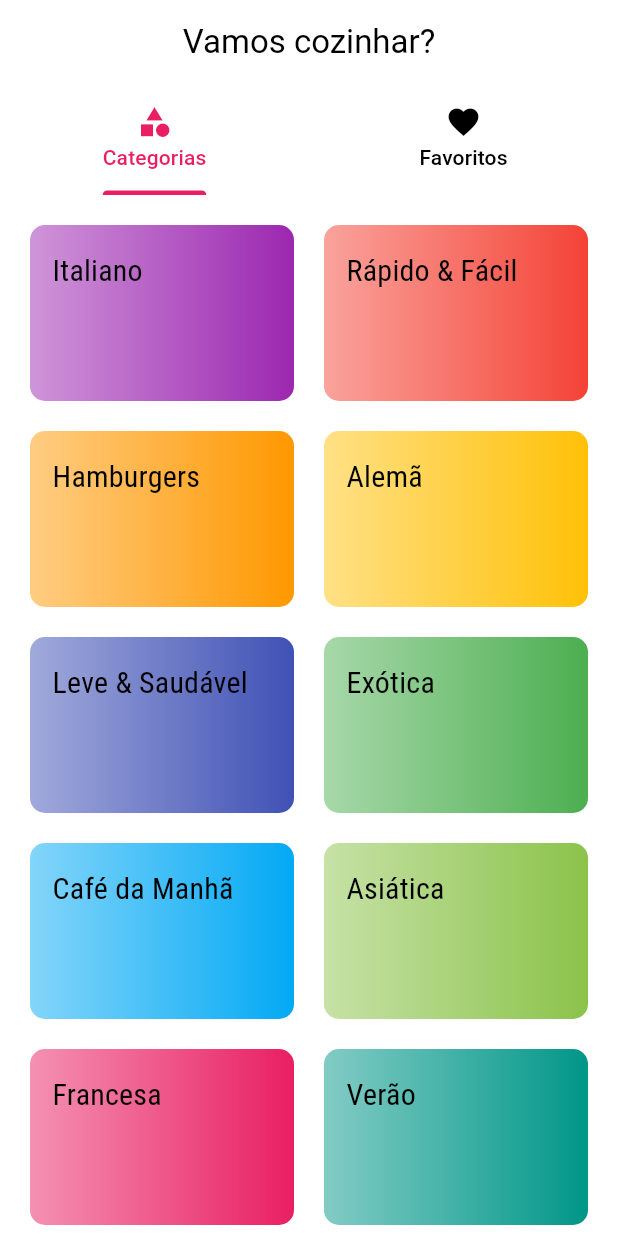
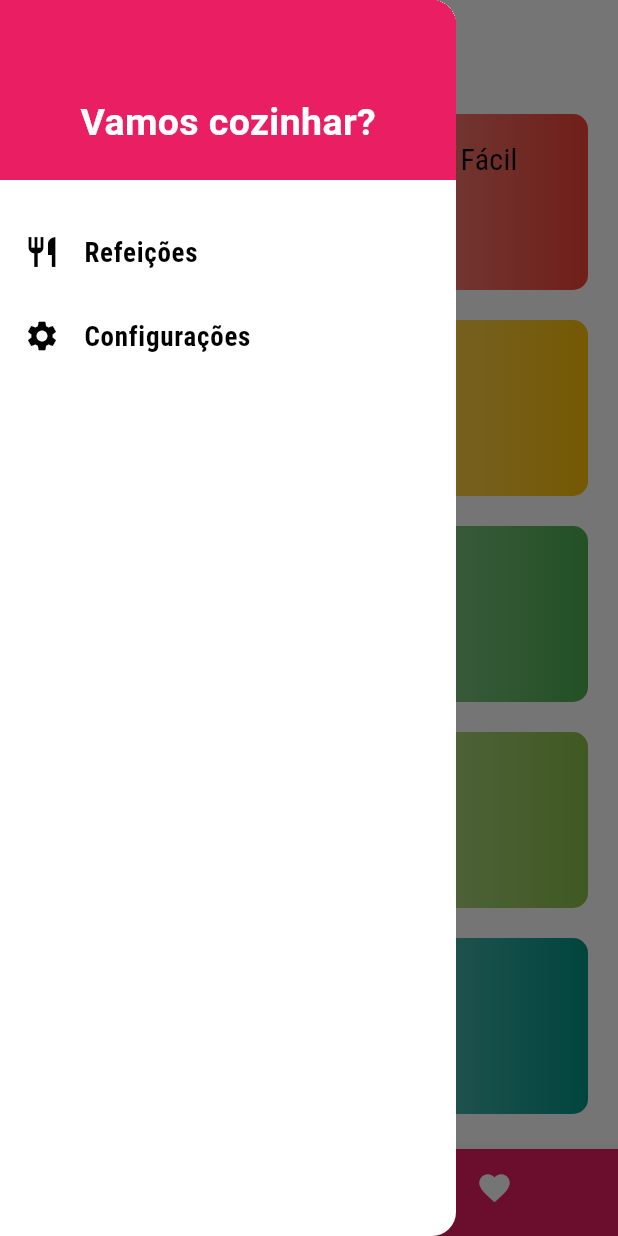
Before and after one commit to RhuanVitor/mealApp, a Flutter app: the screen it shows after launch, with the side drawer open (before the commit the screen has no drawer), on a phone screen of 412 x 824 dp. Run offline on Flutter 3.47's test engine with Material 3 defaults, Android fonts, the phone set to English and light mode, and no system bars.

Commit message:
tab bar alterado para a parte inferior e drawer adicionado

```diff
--- /dev/null
+++ b/lib/components/main_drawer.dart
@@ -0,0 +1,59 @@
+import 'package:flutter/material.dart';
+import '../utils/app_routes.dart';
+
+class MainDrawer extends StatelessWidget{
+
+  Widget _createItem(IconData icon, String label, Function onTap){
+    return ListTile(
+      leading: Icon(
+        icon,
+        size: 24,
+      ),
+      title: Text(
+        label,
+        style: TextStyle(
+          fontFamily: 'RobotoCondensed',
+          fontSize: 18,
+          fontWeight: FontWeight.bold
+        ),
+      ),
+        onTap: (){onTap();},
+    );
+  }
+
+  @override
+  Widget build (BuildContext context){
+    return Drawer(
+      child: Column(
+        children: [
+          Container(
+            alignment: Alignment.bottomCenter,
+            height: 120,
+            width: double.infinity,
+            padding: EdgeInsets.all(20),
+            color: Theme.of(context).primaryColor,
+            child: Text(
+              "Vamos cozinhar?",
+              style: TextStyle(
+                fontWeight: FontWeight.bold,
+                fontSize: 25,
+                color: Colors.white
+              ),
+            ),
+          ),
+          SizedBox(height: 20,),
+          _createItem(
+            Icons.restaurant,
+            'Refeições',
+            () => Navigator.of(context).pushReplacementNamed(AppRoutes.HOME)
+          ),
+          _createItem(
+            Icons.settings,
+            'Configurações',
+            () => Navigator.of(context).pushReplacementNamed(AppRoutes.SETTINGS)
+          ),
+        ],
+      ),
+    );
+  }
+}
--- a/lib/main.dart
+++ b/lib/main.dart
@@ -2,10 +2,10 @@ import 'package:flutter/material.dart';
 
 import './utils/app_routes.dart';
 
-import './screens/categories_screen.dart';
 import './screens/categories_meal_screen.dart';
 import './screens/meal_detail_screen.dart';
 import './screens/tabs_screen.dart';
+import './screens/settings_screen.dart';
 
 void main() => runApp(MyApp());
 
@@ -33,7 +33,8 @@ class MyApp extends StatelessWidget{
       routes: {
         AppRoutes.HOME: (ctx) => TabsScreen(),
         AppRoutes.CATEGORIES_MEAL: (ctx) => CategoriesMealScreen(),
-        AppRoutes.MEAL_DETAIL: (ctx) => MealDetailScreen()
+        AppRoutes.MEAL_DETAIL: (ctx) => MealDetailScreen(),
+        AppRoutes.SETTINGS: (ctx) => SettingsScreen()
       },
     );
   }
--- a/lib/screens/meal_detail_screen.dart
+++ b/lib/screens/meal_detail_screen.dart
@@ -18,7 +18,7 @@ class MealDetailScreen extends StatelessWidget{
       elevation: 3,
       child: Container(
         width: 320,
-        height: 250,
+        height: 220,
         padding: EdgeInsets.all(10),
         decoration: BoxDecoration(
           color: const Color.fromARGB(255, 255, 252, 220),
--- /dev/null
+++ b/lib/screens/settings_screen.dart
@@ -0,0 +1,16 @@
+import 'package:flutter/material.dart';
+import '../components/main_drawer.dart';
+
+class SettingsScreen extends StatelessWidget{
+
+  @override
+  Widget build (BuildContext){
+    return Scaffold(
+      appBar: AppBar(
+        title: Text("Configurações"),
+      ),
+      drawer: MainDrawer(),
+      body: Center(child: Text("Configurações")),
+    );
+  }
+}
--- a/lib/screens/tabs_screen.dart
+++ b/lib/screens/tabs_screen.dart
@@ -1,37 +1,57 @@
 import 'package:flutter/material.dart';
-import '../screens/categories_screen.dart';
-import '../screens/favorite_screen.dart';
+import './categories_screen.dart';
+import './favorite_screen.dart';
+import '../components/main_drawer.dart';
 
-class TabsScreen extends StatelessWidget{
+class TabsScreen extends StatefulWidget{
 
 
   @override
+  State<TabsScreen> createState() => _TabsScreenState();
+}
+
+class _TabsScreenState extends State<TabsScreen> {
+  int _selectedScreenIndex = 0;
+
+  final List<Map<String, Object>> _screens = [
+    {'title': 'Lista de Categorias', 'screen': CategoriesScreen()},
+    {'title': 'Meus Favoritos', 'screen': FavoriteScreen()}
+  ];
+
+  _selectScreen(int index){
+    setState(() {
+      _selectedScreenIndex = index;
+    });
+  }
+
+  @override
   Widget build (BuildContext context){
-    return DefaultTabController(
-      length: 2,
-      child: Scaffold(
-        appBar: AppBar(
-          title: Center(child: Text("Vamos cozinhar?")),
-          bottom: TabBar(
-            tabs: [
-              Tab(
-                icon: Icon(Icons.category),
-                text: "Categorias",
-              ),
-              Tab(
-                icon: Icon(Icons.favorite),
-                text: "Favoritos",
-              ),
-            ]
+    return Scaffold(
+      appBar: AppBar(
+        title: Text(_screens[_selectedScreenIndex]['title'] as String),
+      ),
+      drawer: MainDrawer(),
+      body: _screens[_selectedScreenIndex]['screen'] as Widget,
+      bottomNavigationBar: BottomNavigationBar(
+        onTap: _selectScreen,
+        backgroundColor: Theme.of(context).primaryColor,
+        unselectedItemColor: Colors.white,
+        selectedItemColor: Colors.amber,
+        currentIndex: _selectedScreenIndex,
+        type: BottomNavigationBarType.shifting,
+        items: [
+          BottomNavigationBarItem(
+            backgroundColor: Theme.of(context).primaryColor,
+            icon: Icon(Icons.category),
+            label: "Categorias"
           ),
-        ),
-        body: TabBarView(
-          children: [
-            CategoriesScreen(),
-            FavoriteScreen()
-          ]
-        ),
-      )
+          BottomNavigationBarItem(
+            backgroundColor: Theme.of(context).primaryColor,
+            icon: Icon(Icons.favorite),
+            label: "Favoritos"
+          )
+        ]
+      ),
     );
   }
 }
--- a/lib/utils/app_routes.dart
+++ b/lib/utils/app_routes.dart
@@ -2,4 +2,5 @@ class AppRoutes {
   static const HOME = '/';
   static const CATEGORIES_MEAL = '/categories-meal';
   static const MEAL_DETAIL = '/meal-detail';
+  static const SETTINGS = '/settings';
 }
```
